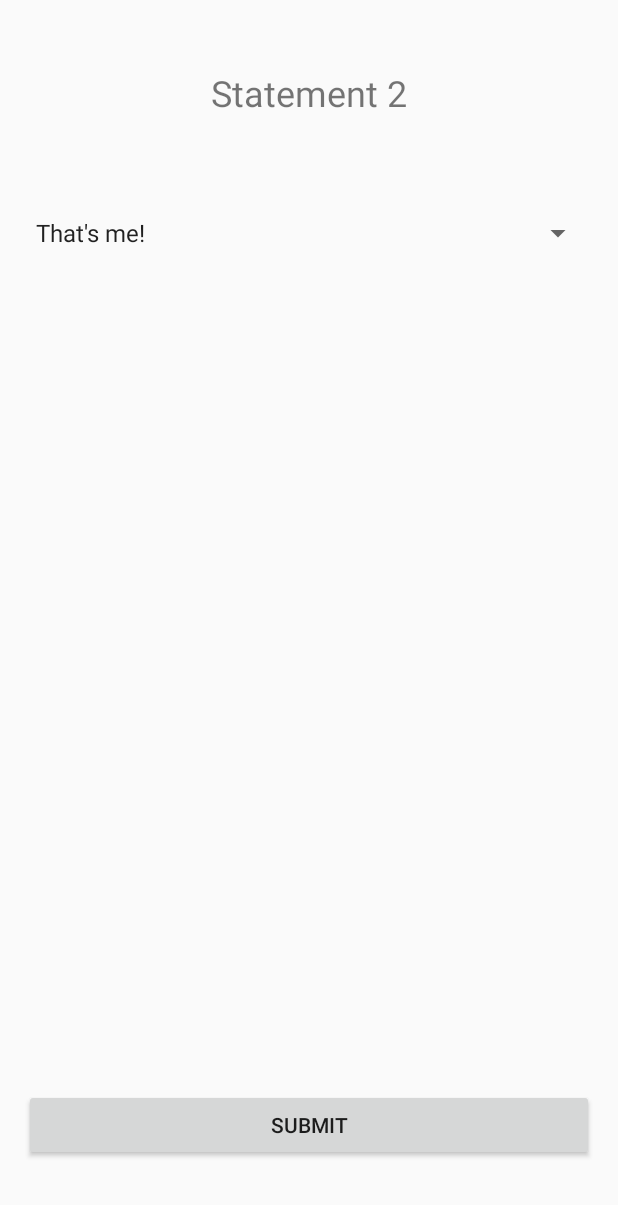
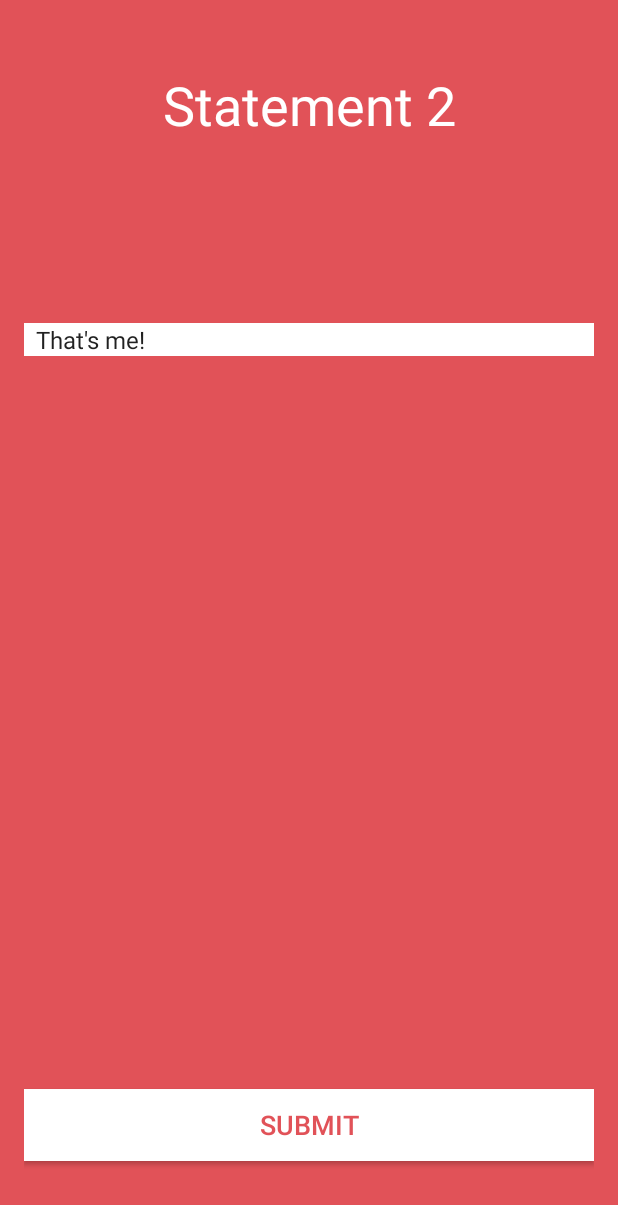
Before and after one commit to Con607/Which-Animal-Are-You, an Android app: the StatementsActivity screen opened directly, with no data from a screen before it, after a tap on "SUBMIT", on a phone screen of 412 x 824 dp. Shown: the top 1205 px of the screen. Run offline under Robolectric (Android 15) with nearby library versions, the phone set to English and light mode, and no system bars.

Commit message:
Added color to activities.

```diff
--- /dev/null
+++ b/app/src/main/java/com/conexxionbusiness/whichanimalareyou/ColorWheel.java
@@ -0,0 +1,37 @@
+package com.conexxionbusiness.whichanimalareyou;
+
+/**
+ * Created by IRVING on 16/02/2017.
+ */
+
+import android.graphics.Color;
+
+import java.util.Random;
+
+public class ColorWheel {
+    private String[] mColors = {
+            "#39add1", // light blue
+            "#3079ab", // dark blue
+            "#c25975", // mauve
+            "#e15258", // red
+            "#f9845b", // orange
+            "#838cc7", // lavender
+            "#7d669e", // purple
+            "#53bbb4", // aqua
+            "#51b46d", // green
+            "#e0ab18", // mustard
+            "#637a91", // dark gray
+            "#f092b0", // pink
+            "#b7c0c7"  // light gray
+    };
+
+    public int getColor() {
+        String color;
+        Random randomGenerator = new Random();
+        int randomNumber = randomGenerator.nextInt(mColors.length);
+        color = mColors[randomNumber];
+        int colorAsInt = Color.parseColor(color);
+
+        return colorAsInt;
+    }
+}
--- a/app/src/main/java/com/conexxionbusiness/whichanimalareyou/MainActivity.java
+++ b/app/src/main/java/com/conexxionbusiness/whichanimalareyou/MainActivity.java
@@ -7,6 +7,7 @@ import android.support.v7.app.AppCompatActivity;
 import android.os.Bundle;
 import android.view.View;
 import android.widget.Button;
+import android.widget.RelativeLayout;
 
 import java.util.ArrayList;
 import java.util.List;
--- a/app/src/main/java/com/conexxionbusiness/whichanimalareyou/StatementsActivity.java
+++ b/app/src/main/java/com/conexxionbusiness/whichanimalareyou/StatementsActivity.java
@@ -2,18 +2,17 @@ package com.conexxionbusiness.whichanimalareyou;
 
 import android.content.Context;
 import android.content.Intent;
-import android.os.Parcelable;
 import android.support.v7.app.AppCompatActivity;
 import android.os.Bundle;
 import android.view.View;
 import android.widget.AdapterView;
 import android.widget.ArrayAdapter;
 import android.widget.Button;
+import android.widget.RelativeLayout;
 import android.widget.Spinner;
 import android.widget.TextView;
 import android.widget.Toast;
 
-import java.io.Serializable;
 import java.util.ArrayList;
 import java.util.List;
 
@@ -26,6 +25,8 @@ public class StatementsActivity extends AppCompatActivity implements AdapterView
     private int mStatementCounter = 0;
     private Spinner mSpinner;
     private int mScore = 0;
+    private RelativeLayout mRelativeLayoutActivityStatements;
+    private ColorWheel mColorWheel = new ColorWheel();
 
     @Override
     protected void onCreate(Bundle savedInstanceState) {
@@ -36,6 +37,7 @@ public class StatementsActivity extends AppCompatActivity implements AdapterView
         mStatementView = (TextView) findViewById(R.id.statementView);
         mSubmitAnswer = (Button) findViewById(R.id.submitButton);
         mSpinner = (Spinner) findViewById(R.id.statementSpinner);
+        mRelativeLayoutActivityStatements = (RelativeLayout) findViewById(R.id.activity_statements);
 
         // Get statements
         mStatements = mStatementBank.loadStatements();
@@ -53,6 +55,13 @@ public class StatementsActivity extends AppCompatActivity implements AdapterView
             @Override
             public void onClick(View view) {
                 //sendToast("Selected: " + String.valueOf(mSpinner.getSelectedItem()));
+
+                // Set background color and button text color
+                int color = mColorWheel.getColor();
+                mRelativeLayoutActivityStatements.setBackgroundColor(color);
+                mSubmitAnswer.setTextColor(color);
+
+                // Get the score from selected option
                 mScore = 0;
                 String selected = String.valueOf(mSpinner.getSelectedItem());
                 for (int i = mOptions.size(); i > 0; i--) {
--- a/app/src/main/res/layout/activity_statements.xml
+++ b/app/src/main/res/layout/activity_statements.xml
@@ -8,7 +8,8 @@
     android:paddingLeft="@dimen/activity_horizontal_margin"
     android:paddingRight="@dimen/activity_horizontal_margin"
     android:paddingTop="@dimen/activity_vertical_margin"
-    tools:context="com.conexxionbusiness.whichanimalareyou.StatementsActivity">
+    tools:context="com.conexxionbusiness.whichanimalareyou.StatementsActivity"
+    android:background="@android:color/holo_orange_light">
 
     <Button
         android:text="SUBMIT"
@@ -18,16 +19,10 @@
         android:id="@+id/submitButton"
         android:layout_alignParentBottom="true"
         android:layout_alignParentLeft="true"
-        android:layout_alignParentStart="true" />
-
-    <Spinner
-        android:layout_width="match_parent"
-        android:layout_height="wrap_content"
-        android:id="@+id/statementSpinner"
-        android:layout_marginTop="65dp"
-        android:layout_below="@+id/statementView"
-        android:layout_alignParentLeft="true"
-        android:layout_alignParentStart="true" />
+        android:layout_alignParentStart="true"
+        android:textColor="@android:color/holo_orange_light"
+        android:textSize="18sp"
+        android:background="@android:color/background_light" />
 
     <TextView
         android:text="Statement View"
@@ -35,9 +30,20 @@
         android:layout_height="wrap_content"
         android:layout_marginTop="29dp"
         android:id="@+id/statementView"
-        android:textSize="24sp"
+        android:textSize="36sp"
         android:textAlignment="center"
         android:layout_alignParentTop="true"
         android:layout_alignParentLeft="true"
-        android:layout_alignParentStart="true" />
+        android:layout_alignParentStart="true"
+        android:textColor="@android:color/background_light" />
+
+    <Spinner
+        android:layout_width="match_parent"
+        android:layout_height="wrap_content"
+        android:id="@+id/statementSpinner"
+        android:layout_marginTop="121dp"
+        android:layout_below="@+id/statementView"
+        android:layout_alignParentLeft="true"
+        android:layout_alignParentStart="true"
+        android:background="@android:color/background_light" />
 </RelativeLayout>
```
Also changed, not shown: app/src/main/res/layout/activity_evaluation.xml (+17 -4 lines), app/src/main/res/layout/activity_main.xml (+7 -4 lines).
